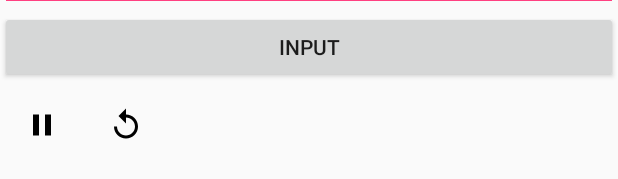
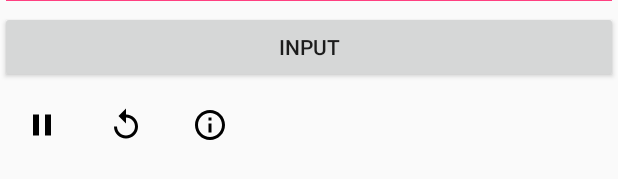
Before and after one commit to tpb1908/Brainfuck_App, an Android app: the layout runner.xml on its own in the app's theme, with its tools: preview values and no code run, on a phone screen of 412 x 824 dp. Shown: the part 582-761 px from the top of the screen. Run offline under Robolectric (Android 15) with nearby library versions, the phone set to English and light mode, and no system bars.

Commit message:
Added a debug dump to the runner. It concatenates the empty memory

```diff
--- /dev/null
+++ b/app/src/main/res/drawable/ic_info_outline_black.xml
@@ -0,0 +1,11 @@
+<?xml version="1.0" encoding="utf-8"?>
+<vector xmlns:android="http://schemas.android.com/apk/res/android"
+        android:viewportWidth="24"
+        android:viewportHeight="24"
+        android:width="24dp"
+        android:height="24dp">
+    <path android:pathData="M0 0h24v24H0z" android:fillColor="#00FFFFFF"/>
+    <path
+        android:pathData="M11 17h2v-6h-2v6zm1-15C6.48 2 2 6.48 2 12s4.48 10 10 10 10-4.48 10-10S17.52 2 12 2zm0 18c-4.41 0-8-3.59-8-8s3.59-8 8-8 8 3.59 8 8-3.59 8-8 8zM11 9h2V7h-2v2z"
+        android:fillColor="#000000"/>
+</vector>
--- a/app/src/main/res/layout/runner.xml
+++ b/app/src/main/res/layout/runner.xml
@@ -62,6 +62,14 @@
                 android:src="@drawable/ic_replay_black"
                 android:background="@android:color/transparent"
                 android:onClick="restart"/>
+            <ImageButton
+                android:id="@+id/dump_button"
+                android:layout_column="2"
+                android:layout_width="56dp"
+                android:layout_height="56dp"
+                android:src="@drawable/ic_info_outline_black"
+                android:background="@android:color/transparent"
+                android:onClick="dump"/>
         </TableRow>
     </TableLayout>
 
```
Also changed, not shown: app/src/main/java/com/tpb/brainfuck_app/Runner.java (+42 -1 lines).
